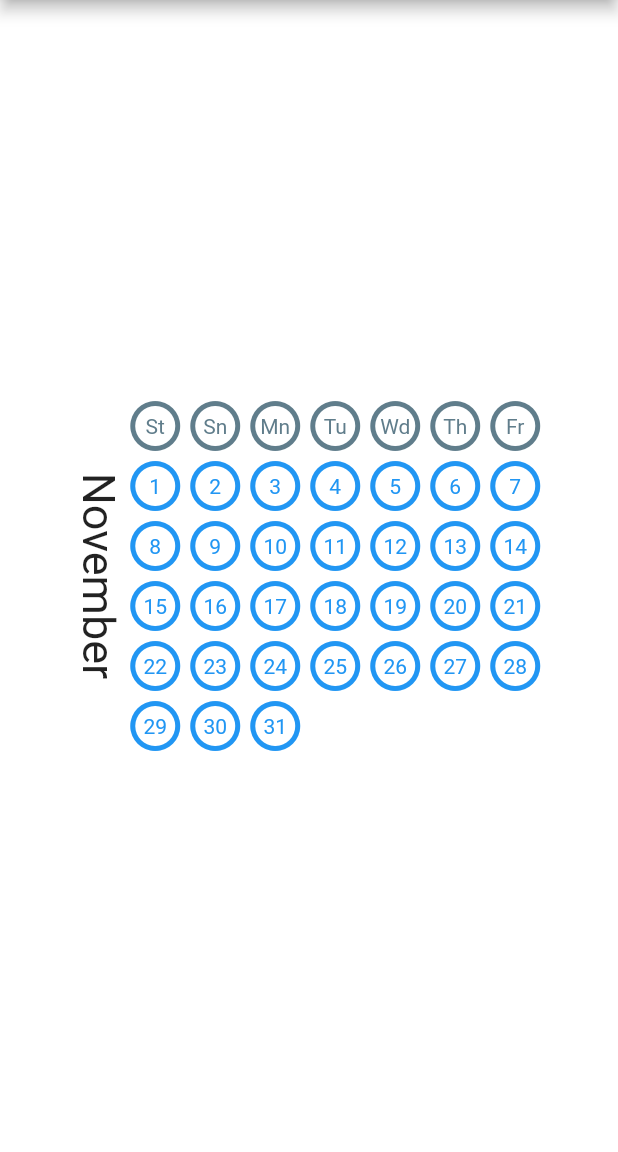
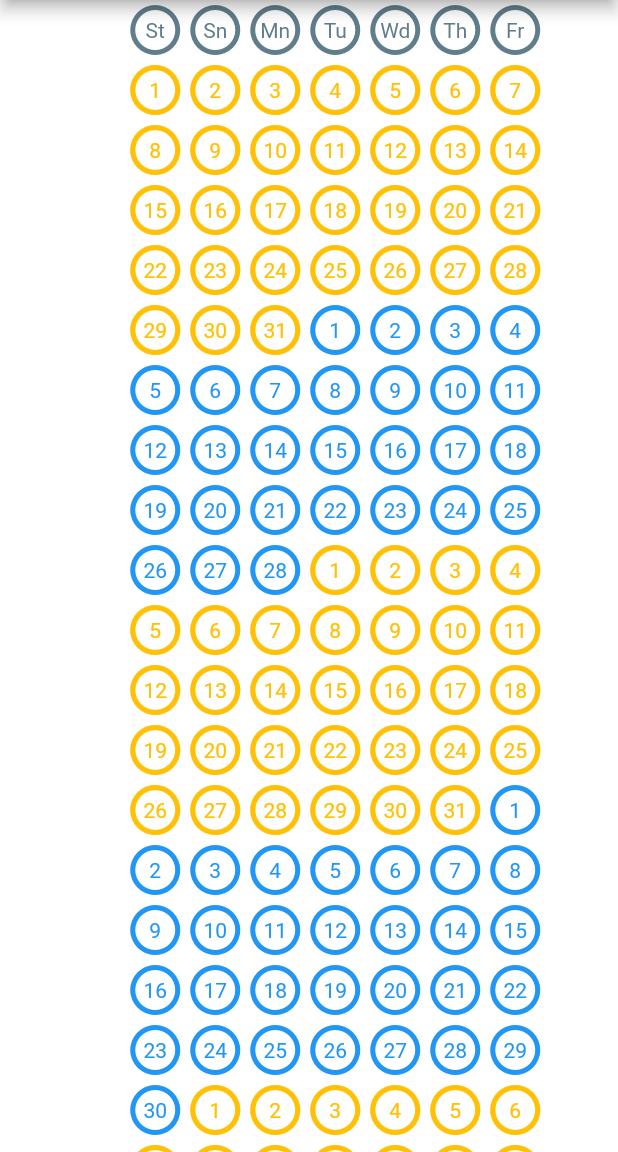
Before and after one commit to mhussin2008/mycustomcalendar, a Flutter app: the screen it shows after launch, on a phone screen of 412 x 824 dp, the part 84-1236 px from its top. Run offline on Flutter 3.47's test engine with Material 2 defaults, Android fonts, the phone set to English and light mode, and no system bars.

Commit message:
good trial edition

```diff
--- a/lib/constants.dart
+++ b/lib/constants.dart
@@ -7,7 +7,8 @@ class Constants
   static const dayName=['Monday','Tuesday','Wednesday','Thursday','Friday','Saturday','Sunday'];
   static const dayApprev=['St','Sn','Mn','Tu','Wd','Th','Fr'];
   static const states=['N','D','X','E','H','Z'];
-  static const sColors=[Colors.red,Colors.green,Colors.blue,Colors.white,Colors.blueGrey,Colors.white];
-  static List<List<SingleDay>> widgetList= List.generate(6, (i) => List.filled(7, const SingleDay('0', 'Z'),growable: false),growable: false);
+  static const sColors=[Colors.red,Colors.green,Colors.blue,Colors.amber,Colors.blueGrey,Colors.white];
+  //static List<List<SingleDay>> widgetList= List.generate(6, (i) => List.filled(7, SingleDay('0',11.toString(), 'Z'),growable: false),growable: false);
+  static List<SingleDay> widgetList=List.filled(1, SingleDay(Constants.dayApprev[0], 0.toString(), 'H'),growable: true);
 
 }
--- a/lib/mycalendar.dart
+++ b/lib/mycalendar.dart
@@ -1,4 +1,3 @@
-import 'package:collection/collection.dart';
 import 'package:flutter/material.dart';
 import 'constants.dart';
 import 'single_day.dart';
@@ -9,21 +8,39 @@ import 'package:quiver/time.dart';
 class MyCalendar extends StatelessWidget {
   const MyCalendar({Key? key}) : super(key: key);
 
+
+
   @override
   Widget build(BuildContext context) {
     // var d = DateUtil();
     var n=daysInMonth(2022, 11);
-    var t=DateTime(2022,11,1).weekday;
-    Constants.widgetList[0]=Constants.dayApprev.map((e) => SingleDay(e, 'H')).toList() ;
-    for (int j=1;j<=5;j++) {
+    var wd=DateTime(2022,11,1).weekday;
+
+    List<SingleDay> row=List<SingleDay>.filled(7, SingleDay('1','1','E'),growable: false);
+    List<Row> RowList=List<Row>.filled(60, Row(children: row,),growable: false);
+    //
+    print(Constants.widgetList.length);
+    print((Constants.widgetList.length/7-1).toInt());
+      for(int j=0;j<(Constants.widgetList.length/7-1).toInt();j++) {
         for (int i = 1; i <= 7; i++) {
-        int d=i+(j-1)*7;
-        if(d>31){break;}
-        Constants.widgetList[j][i - 1] = SingleDay(d.toString(), 'X');
+
+          row[i-1]= Constants.widgetList[i+7*j-1];
+          print(Constants.widgetList[i+7*j].num);
+          print(row[i-1].num);
+          //( SingleDay(Constants.widgetList[i+7*j].num, Constants.widgetList[i+7*j].month, 'X'));
         }
+        RowList[j]=Row(children: row.toList());
+        //print(RowList[j].children.first.num);
+        //row.removeAt(1);row.removeAt(2);row.removeAt(3);row.removeAt(4);row.removeAt(5);row.removeAt(6);
       }
+      print(RowList.length);
+      SingleDay ff=RowList[5].children[0] as SingleDay;
+      print(ff.num);
+      //Constants.widgetList.forEach((e) => print(e.num));
 
-    return Row(
+
+    return SingleChildScrollView(
+      child: Row(
         mainAxisAlignment: MainAxisAlignment.center,
         children: [
         RotatedBox(
@@ -31,16 +48,16 @@ class MyCalendar extends StatelessWidget {
         child: Text('November',
         style: TextStyle(fontSize: 30),),
       ),
+
           Column(
               mainAxisAlignment: MainAxisAlignment.center,
               children:
-            Constants.widgetList.map((e) => Row(
-              mainAxisAlignment:MainAxisAlignment.center ,
 
-              children: e,)).toList()
+              RowList
 
           ),
         ],
+      ),
     );
   }
 }
--- a/lib/myhomepage.dart
+++ b/lib/myhomepage.dart
@@ -1,4 +1,6 @@
 import 'package:flutter/material.dart';
+import 'package:mycustomcalendar/single_day.dart';
+import 'package:quiver/time.dart';
 import 'constants.dart';
 import 'mycalendar.dart';
 
@@ -9,9 +11,31 @@ class MyHomePage extends StatefulWidget {
 
   @override
   State<MyHomePage> createState() => _MyHomePageState();
+
+
 }
 
 class _MyHomePageState extends State<MyHomePage> {
+
+  @override
+  void initState() {
+    for(int h=1;h<Constants.dayApprev.length;h++){
+      Constants.widgetList.add(
+          SingleDay(Constants.dayApprev[h], 0.toString(), 'H'));
+    }
+
+
+
+    for(int m=1;m<12;m++) {
+      for (int i = 1; i <= daysInMonth(2022, m); i++)
+        {Constants.widgetList.add(
+            SingleDay(i.toString(), m.toString(), m.isEven? 'X':'E'));}
+    }
+
+
+    // TODO: implement initState
+    super.initState();
+  }
 
   @override
   Widget build(BuildContext context) {
@@ -20,10 +44,8 @@ class _MyHomePageState extends State<MyHomePage> {
       appBar: AppBar(
         title: Text(widget.title),
       ),
-      body: const Center(
-          child:
-          MyCalendar()
-      ),
+      body: SingleChildScrollView(
+          child: MyCalendar()),
     );
   }
 }
--- a/lib/single_day.dart
+++ b/lib/single_day.dart
@@ -2,8 +2,9 @@ import 'package:flutter/material.dart';
 import 'constants.dart';
 
 class SingleDay extends StatelessWidget {
-  const SingleDay(this.num,this.state,{Key? key}) : super(key: key);
+  const SingleDay(this.num,this.month,this.state,{Key? key}) : super(key: key);
   final String num;
+  final String month;
   final String state;
 
   @override
@@ -17,13 +18,11 @@ class SingleDay extends StatelessWidget {
           width: 40,
           height: 40,
           child: IconButton(
-            padding: EdgeInsets.all(0.0)
-            ,
-             alignment: Alignment.center
-            ,
-          color: Constants.sColors[pos],
+            padding: EdgeInsets.all(0.0),
+            alignment: Alignment.center,
+            color: Constants.sColors[pos],
             onPressed: () {
-            print(num);
+            print(num+'  '+month);
             },
             icon: const Icon(
                 size:40,
```
Lines whose indentation alone changed are shown as unchanged.
